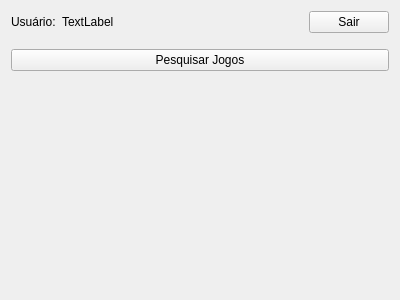
Old version of the form src/dashboardwindow.ui in the repository MatTerra/IngressoNet.
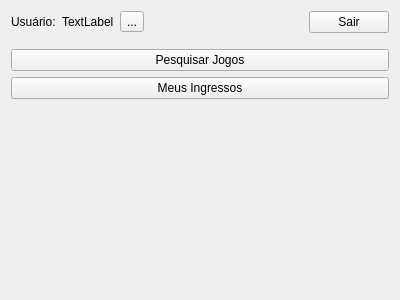
New version of the form.

Commit message: Criada tela de comprar ingressos. Criada tela de visualizar ingressos. Criada tela de manter perfil. Criado processador de manutenção de perfil

Patch:
```diff
--- a/src/dashboardwindow.ui
+++ b/src/dashboardwindow.ui
@@ -30,6 +30,13 @@
        </property>
       </widget>
      </item>
+     <item>
+      <widget class="QToolButton" name="configButton">
+       <property name="text">
+        <string>...</string>
+       </property>
+      </widget>
+     </item>
      <item>
       <spacer name="horizontalSpacer">
        <property name="orientation">
@@ -75,6 +82,13 @@
      </property>
     </widget>
    </item>
+   <item>
+    <widget class="QPushButton" name="verIngressosBtn">
+     <property name="text">
+      <string>Meus Ingressos</string>
+     </property>
+    </widget>
+   </item>
    <item>
     <spacer name="verticalSpacer_2">
      <property name="orientation">
```
The commit also changes 22 other files.
